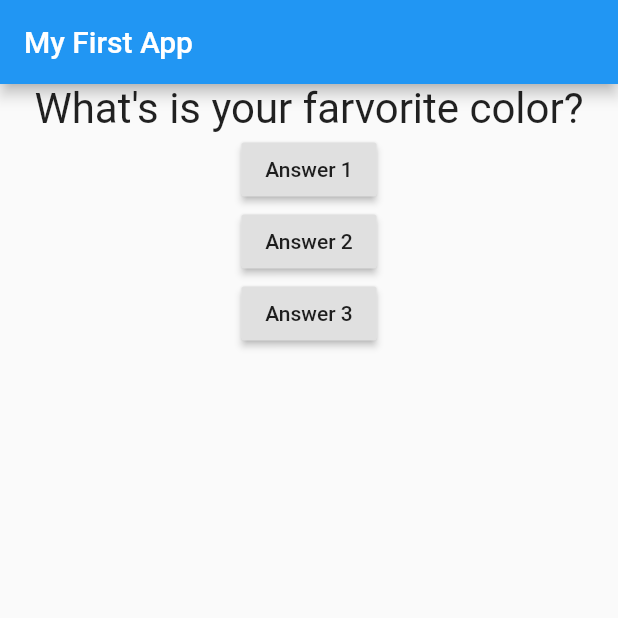
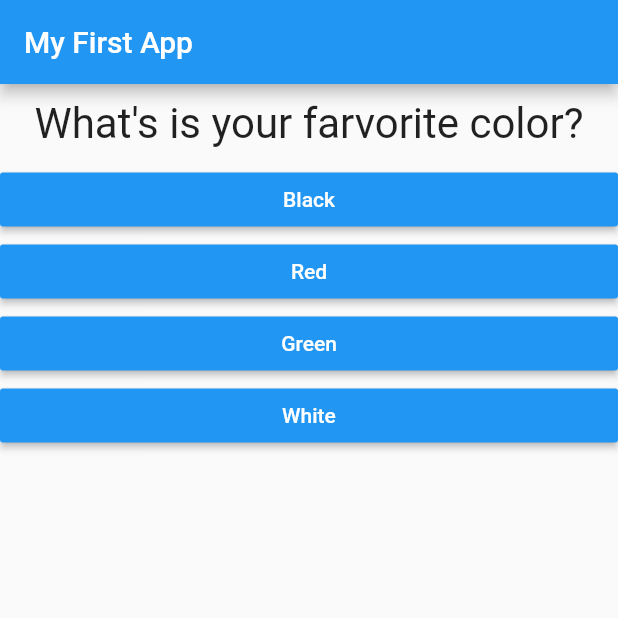
Before and after one commit to Vuthisak/flutter_completed_guide, a Flutter app: the screen it shows after launch, on a phone screen of 412 x 824 dp, the top half of it. Run offline on Flutter 3.47's test engine with Material 2 defaults, Android fonts, the phone set to English and light mode, and no system bars.

Commit message:
Update answer widget

```diff
--- /dev/null
+++ b/lib/answer.dart
@@ -0,0 +1,20 @@
+import 'package:flutter/material.dart';
+
+class Answer extends StatelessWidget {
+  final Function() selectHandler;
+  final String answerText;
+
+  Answer(this.selectHandler, this.answerText);
+
+  @override
+  Widget build(BuildContext context) {
+    return Container(
+      width: double.infinity,
+      child: RaisedButton(
+          color: Colors.blue,
+          textColor: Colors.white,
+          child: Text(answerText),
+          onPressed: selectHandler),
+    );
+  }
+}
--- a/lib/main.dart
+++ b/lib/main.dart
@@ -1,6 +1,7 @@
 // ignore_for_file: deprecated_member_use
 
 import 'package:flutter/material.dart';
+import 'package:flutter_completed_guide/answer.dart';
 import './question.dart';
 
 void main() => runApp(const MyApp());
@@ -16,7 +17,7 @@
 
 class _MyAppState extends State<MyApp> {
   var _questionIndex = 0;
-  void answerQuestion() {
+  void _answerQuestion() {
     setState(() {
       _questionIndex = _questionIndex + 1;
     });
@@ -25,11 +26,20 @@
 
   @override
   Widget build(BuildContext context) {
-    var questions = [
-      'What\'s is your farvorite color?',
-      'What\'s your favorite animal?'
+    const questions = [
+      {
+        'questionText': 'What\'s is your farvorite color?',
+        'answers': ['Black', 'Red', 'Green', 'White']
+      },
+      {
+        'questionText': 'What\'s your favorite animal?',
+        'answers': ['Rabbit', 'Snake', 'Elephant', 'Lion']
+      },
+      {
+        'questionText': 'Who\'s your favorite instructor?',
+        'answers': ['Max', 'Mat', 'Mae', 'Mea']
+      }
     ];
-
     return MaterialApp(
       home: Scaffold(
         appBar: AppBar(
@@ -37,19 +47,11 @@
         ),
         body: Column(
           children: [
-            Question(questions[_questionIndex]),
-            RaisedButton(
-              onPressed: answerQuestion,
-              child: const Text('Answer 1'),
-            ),
-            RaisedButton(
-              onPressed: answerQuestion,
-              child: const Text('Answer 2'),
-            ),
-            RaisedButton(
-              onPressed: answerQuestion,
-              child: const Text('Answer 3'),
-            ),
+            Question(questions[_questionIndex]['questionText'].toString()),
+            ...(questions[_questionIndex]['answers'] as List<String>)
+                .map((answer) {
+              return Answer(_answerQuestion, answer);
+            })
           ],
         ),
       ),
--- a/lib/question.dart
+++ b/lib/question.dart
@@ -9,6 +9,7 @@
   Widget build(BuildContext context) {
     return Container(
       width: double.infinity,
+      margin: const EdgeInsets.all(10),
       child: Text(
         questionText,
         style: const TextStyle(fontSize: 28),
```
